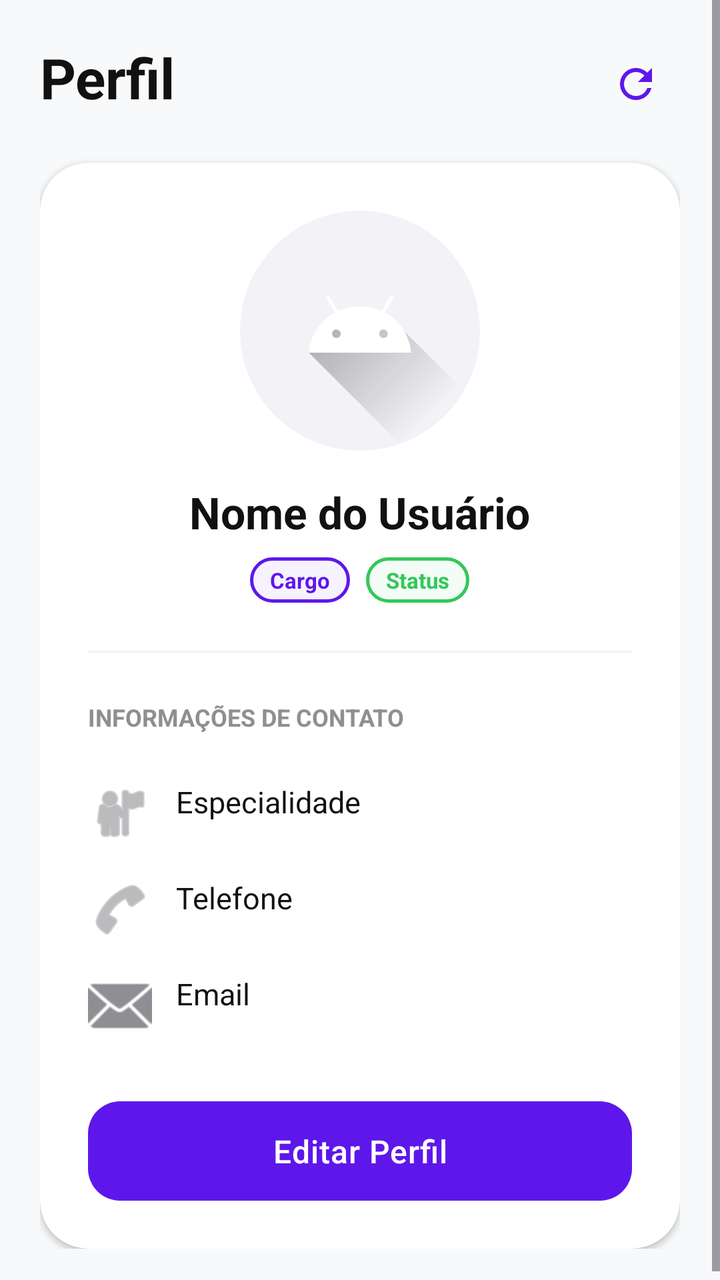
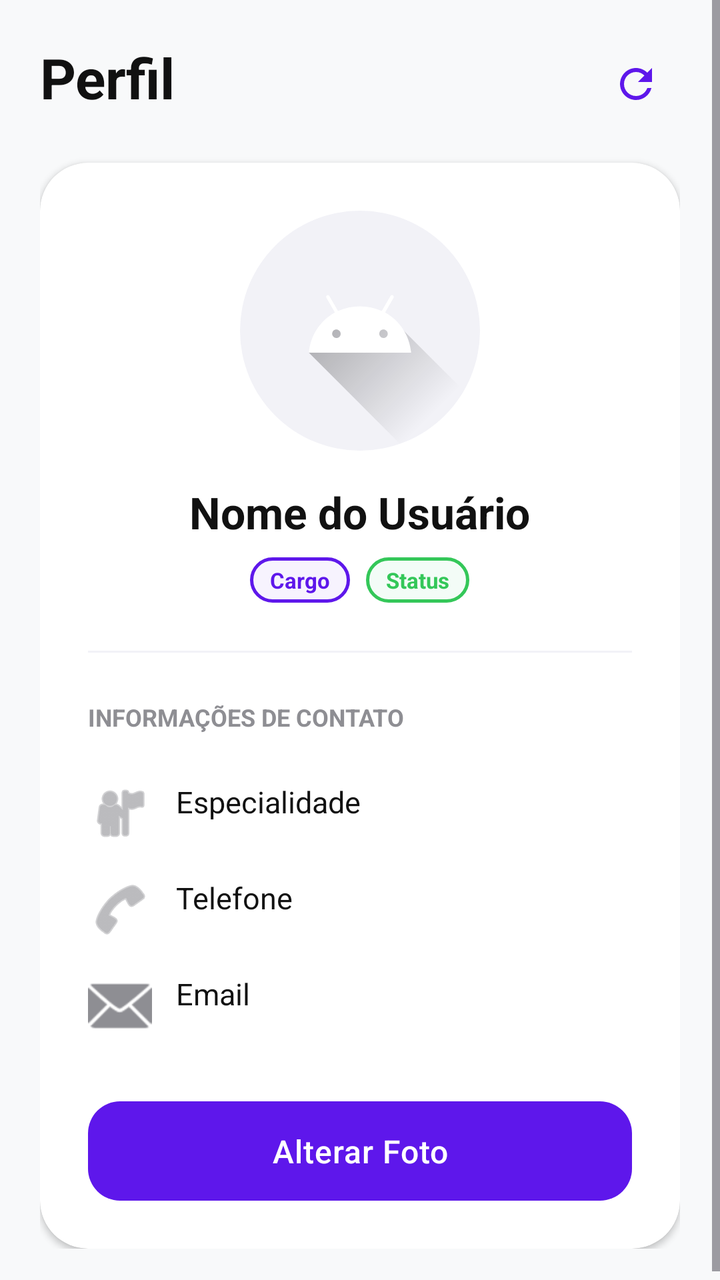

Before-and-after screenshots of an Android layout around one commit, followed by the original layout XML and the change that was made.
<!-- AndroidManifest.xml: application theme Theme.Orbis -->
<!-- res/layout/fragment_perfil.xml -->
<?xml version="1.0" encoding="utf-8"?>
<ScrollView
    xmlns:android="http://schemas.android.com/apk/res/android"
    xmlns:app="http://schemas.android.com/apk/res-auto"
    xmlns:tools="http://schemas.android.com/tools"
    android:layout_width="match_parent"
    android:layout_height="match_parent"
    android:background="@color/background"
    android:fillViewport="true"
    tools:context=".ui.fragments.PerfilFragment">

    <androidx.constraintlayout.widget.ConstraintLayout
        android:layout_width="match_parent"
        android:layout_height="wrap_content"
        android:padding="20dp">

        <TextView
            android:id="@+id/txtTituloPerfil"
            android:layout_width="wrap_content"
            android:layout_height="wrap_content"
            android:text="Perfil"
            android:textSize="28sp"
            android:textStyle="bold"
            android:textColor="@color/black"
            app:layout_constraintTop_toTopOf="parent"
            app:layout_constraintStart_toStartOf="parent" />

        <ImageButton
            android:id="@+id/btnRefreshPerfil"
            android:layout_width="44dp"
            android:layout_height="44dp"
            android:background="?attr/selectableItemBackgroundBorderless"
            android:src="@drawable/ic_refresh"
            app:tint="@color/purple"
            android:contentDescription="Recarregar"
            app:layout_constraintTop_toTopOf="parent"
            app:layout_constraintEnd_toEndOf="parent" />

        <com.google.android.material.card.MaterialCardView
            android:id="@+id/cardPerfil"
            style="@style/ModernCard"
            android:layout_width="0dp"
            android:layout_height="wrap_content"
            android:layout_marginTop="24dp"
            app:layout_constraintTop_toBottomOf="@id/txtTituloPerfil"
            app:layout_constraintStart_toStartOf="parent"
            app:layout_constraintEnd_toEndOf="parent">

            <LinearLayout
                android:layout_width="match_parent"
                android:layout_height="wrap_content"
                android:orientation="vertical"
                android:padding="24dp"
                android:gravity="center">

                
                <com.google.android.material.imageview.ShapeableImageView
                    android:id="@+id/imgUsuario"
                    android:layout_width="120dp"
                    android:layout_height="120dp"
                    android:src="@drawable/ic_launcher_foreground"
                    android:scaleType="centerCrop"
                    android:background="@color/lightGray"
                    app:shapeAppearanceOverlay="@style/CircleImageView"
                    android:layout_marginBottom="16dp" />

                
                <TextView
                    android:id="@+id/txtNomeVariavel"
                    android:layout_width="wrap_content"
                    android:layout_height="wrap_content"
                    android:text="Nome do Usuário"
                    android:textSize="22sp"
                    android:textStyle="bold"
                    android:textColor="@color/black"
                    android:gravity="center"
                    android:layout_marginBottom="8dp" />

                <LinearLayout
                    android:layout_width="wrap_content"
                    android:layout_height="wrap_content"
                    android:orientation="horizontal"
                    android:gravity="center"
                    android:layout_marginBottom="24dp">

                    <TextView
                        android:id="@+id/txtCargoVariavel"
                        android:layout_width="wrap_content"
                        android:layout_height="wrap_content"
                        android:text="Cargo"
                        style="@style/BadgeText"
                        android:textColor="@color/purple"
                        android:background="@drawable/badge_outline_purple"
                        android:layout_marginEnd="8dp" />

                    <TextView
                        android:id="@+id/txtEstadoVariavel"
                        android:layout_width="wrap_content"
                        android:layout_height="wrap_content"
                        android:text="Status"
                        style="@style/BadgeText"
                        android:textColor="@color/statusGreen"
                        android:background="@drawable/badge_outline_green" />

                </LinearLayout>

                <View
                    android:layout_width="match_parent"
                    android:layout_height="1dp"
                    android:background="@color/lightGray"
                    android:layout_marginBottom="24dp" />

                <TextView
                    android:layout_width="match_parent"
                    android:layout_height="wrap_content"
                    android:text="INFORMAÇÕES DE CONTATO"
                    android:textSize="12sp"
                    android:textStyle="bold"
                    android:textColor="@color/gray"
                    android:layout_marginBottom="16dp" />

                <LinearLayout
                    android:layout_width="match_parent"
                    android:layout_height="wrap_content"
                    android:orientation="vertical"
                    android:layout_marginBottom="24dp">

                    
                    <TextView
                        android:id="@+id/txtEspecialidadeVariavel"
                        android:layout_width="match_parent"
                        android:layout_height="wrap_content"
                        android:text="Especialidade"
                        android:textSize="15sp"
                        android:textColor="@color/black"
                        android:drawablePadding="12dp"
                        android:paddingVertical="8dp"
                        app:drawableStartCompat="@android:drawable/ic_menu_myplaces"
                        app:drawableTint="@color/gray" />

                    
                    <TextView
                        android:id="@+id/txtTelefoneVariavel"
                        android:layout_width="match_parent"
                        android:layout_height="wrap_content"
                        android:text="Telefone"
                        android:textSize="15sp"
                        android:textColor="@color/black"
                        android:drawablePadding="12dp"
                        android:paddingVertical="8dp"
                        app:drawableStartCompat="@android:drawable/ic_menu_call"
                        app:drawableTint="@color/gray" />

                    
                    <TextView
                        android:id="@+id/txtEmailVariavel"
                        android:layout_width="match_parent"
                        android:layout_height="wrap_content"
                        android:text="Email"
                        android:textSize="15sp"
                        android:textColor="@color/black"
                        android:drawablePadding="12dp"
                        android:paddingVertical="8dp"
                        app:drawableStartCompat="@android:drawable/ic_dialog_email"
                        app:drawableTint="@color/gray" />

                </LinearLayout>

                <com.google.android.material.button.MaterialButton
                    android:id="@+id/btnAlterarFoto"
                    style="@style/PrimaryButton"
                    android:layout_width="match_parent"
                    android:layout_height="wrap_content"
                    android:text="Editar Perfil" />

            </LinearLayout>
        </com.google.android.material.card.MaterialCardView>

        <com.google.android.material.progressindicator.CircularProgressIndicator
            android:id="@+id/progressPerfil"
            android:layout_width="wrap_content"
            android:layout_height="wrap_content"
            android:visibility="gone"
            android:indeterminate="true"
            app:indicatorColor="@color/purple"
            app:layout_constraintTop_toTopOf="parent"
            app:layout_constraintBottom_toBottomOf="parent"
            app:layout_constraintStart_toStartOf="parent"
            app:layout_constraintEnd_toEndOf="parent" />

    </androidx.constraintlayout.widget.ConstraintLayout>
</ScrollView>
<!-- resources referenced by this layout -->
<resources>
  <color name="background">#F8F9FA</color>
  <color name="black">#111111</color>
  <color name="gray">#8E8E93</color>
  <color name="lightGray">#F2F2F7</color>
  <color name="purple">#5E17EB</color>
  <color name="statusGreen">#34C759</color>
  <!-- drawable badge_outline_green (drawable) -->
  <?xml version="1.0" encoding="utf-8"?>
  <shape xmlns:android="http://schemas.android.com/apk/res/android">
      <stroke
          android:width="1.5dp"
          android:color="@color/statusGreen" />
      <corners android:radius="12dp" />
      <solid android:color="#0D22C55E" /> 
  </shape>
  <!-- drawable badge_outline_purple (drawable) -->
  <?xml version="1.0" encoding="utf-8"?>
  <shape xmlns:android="http://schemas.android.com/apk/res/android">
      <stroke
          android:width="1.5dp"
          android:color="@color/purple" />
      <corners android:radius="12dp" />
      <solid android:color="#0D5E17EB" /> 
  </shape>
  <!-- drawable ic_refresh (drawable) -->
  <vector xmlns:android="http://schemas.android.com/apk/res/android"
      android:width="24dp"
      android:height="24dp"
      android:viewportWidth="24"
      android:viewportHeight="24"
      android:tint="@color/purple">
    <path
        android:fillColor="@android:color/white"
        android:pathData="M17.65,6.35C16.2,4.9 14.21,4 12,4c-4.42,0 -7.99,3.58 -7.99,8s3.57,8 7.99,8c3.73,0 6.84,-2.55 7.73,-6h-2.08c-0.82,2.33 -3.04,4 -5.65,4 -3.31,0 -6,-2.69 -6,-6s2.69,-6 6,-6c1.66,0 3.14,0.69 4.22,1.78L13,11h7V4l-2.35,2.35z"/>
  </vector>
  <style name="BadgeText">
          <item name="android:textSize">11sp</item>
          <item name="android:textStyle">bold</item>
          <item name="android:paddingLeft">10dp</item>
          <item name="android:paddingRight">10dp</item>
          <item name="android:paddingTop">4dp</item>
          <item name="android:paddingBottom">4dp</item>
      </style>
  <style name="CircleImageView" parent="">
          <item name="cornerFamily">rounded</item>
          <item name="cornerSize">50%</item>
      </style>
  <style name="ModernCard" parent="Widget.Material3.CardView.Elevated">
          <item name="cardCornerRadius">24dp</item>
          <item name="cardElevation">2dp</item>
          <item name="cardBackgroundColor">@color/surface</item>
          <item name="strokeWidth">0dp</item>
      </style>
  <style name="PrimaryButton" parent="Widget.Material3.Button">
          <item name="cornerRadius">16dp</item>
          <item name="android:insetTop">0dp</item>
          <item name="android:insetBottom">0dp</item>
          <item name="android:paddingTop">14dp</item>
          <item name="android:paddingBottom">14dp</item>
          <item name="android:textAllCaps">false</item>
          <item name="android:letterSpacing">0.02</item>
          <item name="android:textSize">16sp</item>
      </style>
  <style name="Theme.Orbis" parent="Base.Theme.Orbis">
          <item name="android:windowBackground">@color/background</item>
          <item name="colorPrimary">@color/purple</item>
          <item name="colorSecondary">@color/statusGreen</item>
          <item name="android:statusBarColor">@color/white</item>
          <item name="android:windowLightStatusBar">true</item>
      </style>
  <color name="surface">#FFFFFF</color>
  <style name="Base.Theme.Orbis" parent="Theme.Material3.DayNight.NoActionBar">
          
          
      </style>
  <color name="white">#FFFFFF</color>
  <!-- unchanged entries left out for length: 1 -->
</resources>

<!-- the commit's change to res/layout/fragment_perfil.xml (unified diff, before → after) -->
@@ -171,7 +171,7 @@
                     style="@style/PrimaryButton"
                     android:layout_width="match_parent"
                     android:layout_height="wrap_content"
-                    android:text="Editar Perfil" />
+                    android:text="Alterar Foto" />
 
             </LinearLayout>
         </com.google.android.material.card.MaterialCardView>
